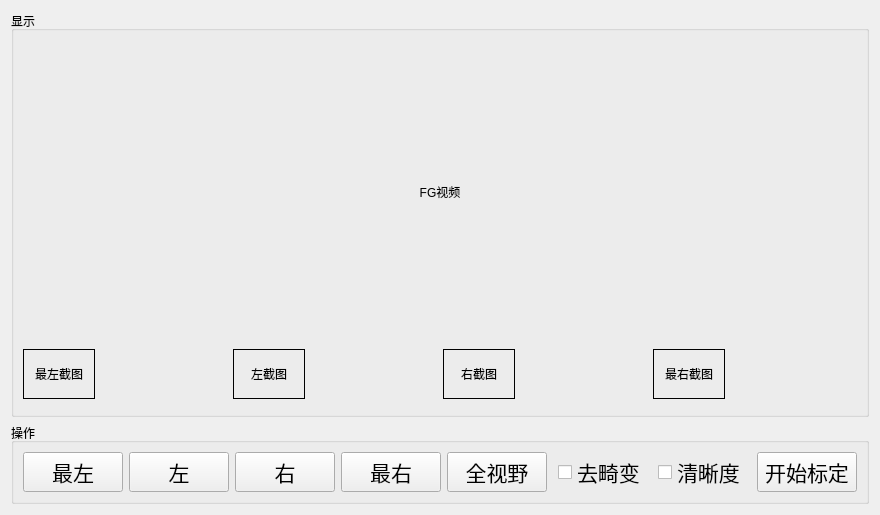
huangqi2002/CameraCalibration, file ui/tab_internal_calibration.ui: the form before one commit.
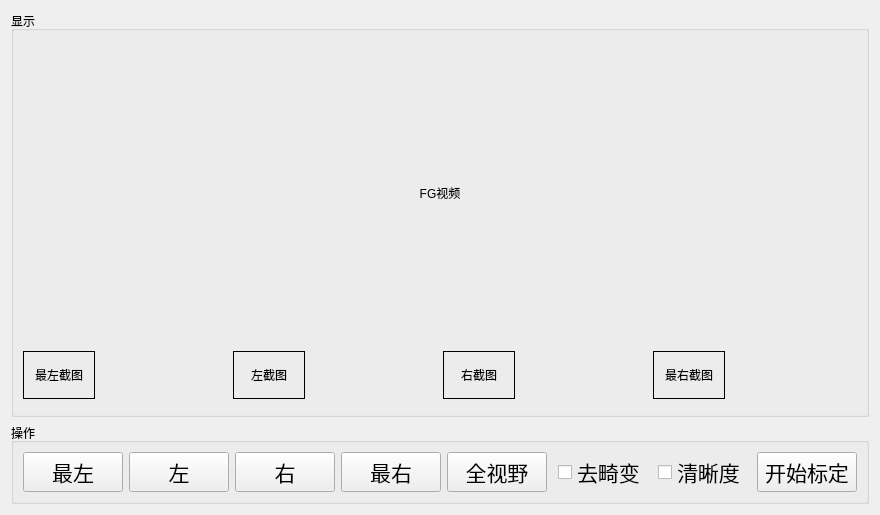
The form after the commit.

The edit to the form file:
```diff
--- a/ui/tab_internal_calibration.ui
+++ b/ui/tab_internal_calibration.ui
@@ -29,7 +29,7 @@
       <item>
        <layout class="QHBoxLayout" name="horizontalLayout_fg">
         <item>
-         <layout class="QVBoxLayout" name="verticalLayout_1" stretch="6,1">
+         <layout class="QVBoxLayout" name="verticalLayout_1" stretch="8,1">
           <property name="bottomMargin">
            <number>0</number>
           </property>
```
